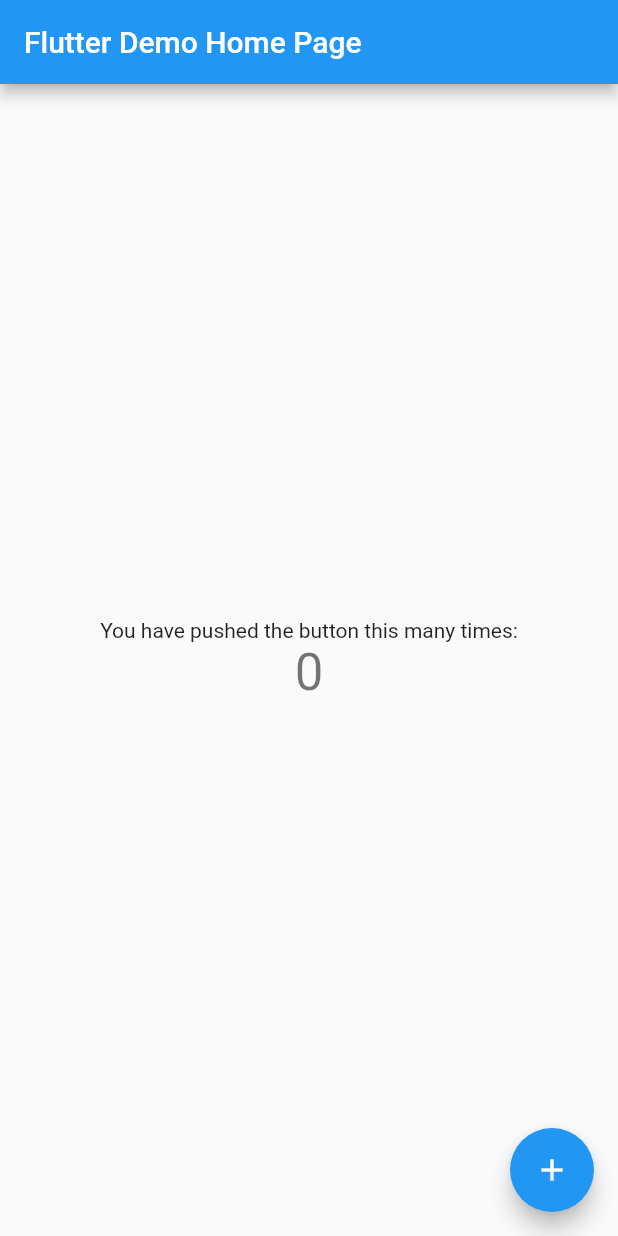
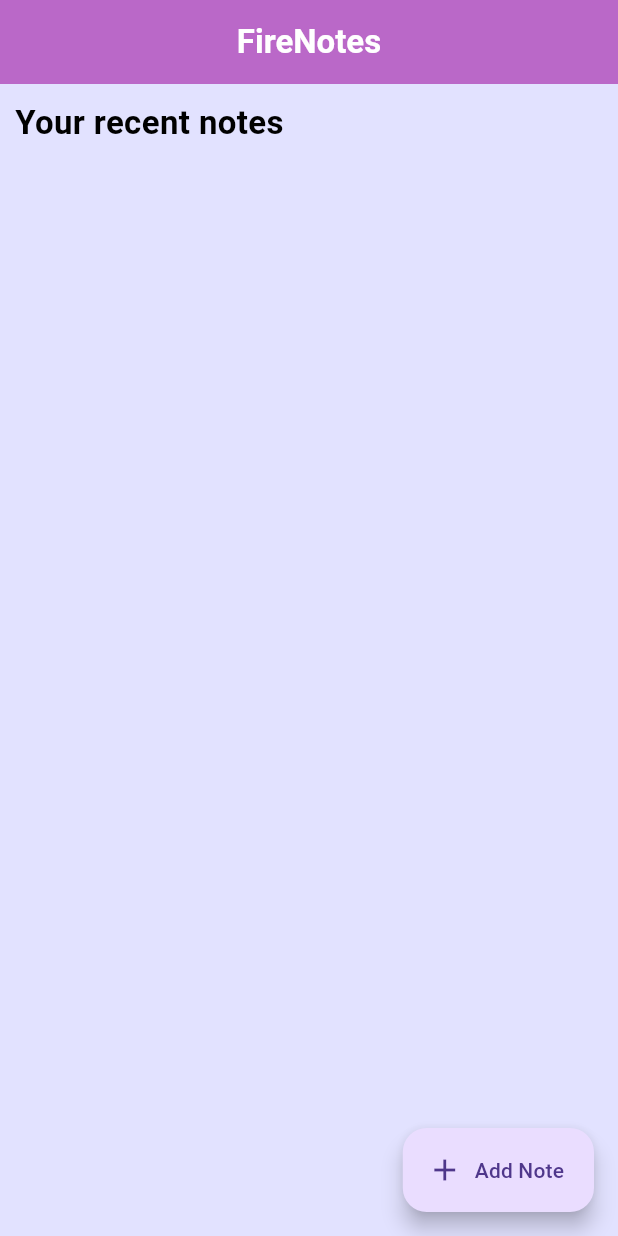
Before and after one commit to Priyanshu-Patra222/todo-app, a Flutter app: the screen it shows after launch, on a phone screen of 412 x 824 dp. Run offline on Flutter 3.47's test engine with Material 2 defaults, Android fonts, the phone set to English and light mode, and no system bars; our stand-ins replace cloud_firestore, firebase_core, google_fonts; accounts and stored records are empty.

```diff
--- a/lib/main.dart
+++ b/lib/main.dart
@@ -1,6 +1,5 @@
-import 'package:flutter/material.dart';
-import 'package:firebase_core/firebase_core.dart';
-import 'package:todo_app/firebase_options.dart';
+import 'package:todo_app/screens/homescreen.dart';
+import 'package:todo_app/utilities/import.dart';
 
 Future<void> main() async {
   WidgetsFlutterBinding.ensureInitialized();
@@ -17,103 +16,25 @@ class MyApp extends StatelessWidget {
     return MaterialApp(
       title: 'Flutter Demo',
       theme: ThemeData(
-        // This is the theme of your application.
-        //
-        // Try running your application with "flutter run". You'll see the
-        // application has a blue toolbar. Then, without quitting the app, try
-        // changing the primarySwatch below to Colors.green and then invoke
-        // "hot reload" (press "r" in the console where you ran "flutter run",
-        // or simply save your changes to "hot reload" in a Flutter IDE).
-        // Notice that the counter didn't reset back to zero; the application
-        // is not restarted.
+        useMaterial3: true,
         primarySwatch: Colors.blue,
       ),
-      home: const MyHomePage(title: 'Flutter Demo Home Page'),
+      debugShowCheckedModeBanner: false,
+      home: const MyHomePage(),
     );
   }
 }
 
 class MyHomePage extends StatefulWidget {
-  const MyHomePage({super.key, required this.title});
-
-  // This widget is the home page of your application. It is stateful, meaning
-  // that it has a State object (defined below) that contains fields that affect
-  // how it looks.
-
-  // This class is the configuration for the state. It holds the values (in this
-  // case the title) provided by the parent (in this case the App widget) and
-  // used by the build method of the State. Fields in a Widget subclass are
-  // always marked "final".
-
-  final String title;
+  const MyHomePage({super.key});
 
   @override
   State<MyHomePage> createState() => _MyHomePageState();
 }
 
 class _MyHomePageState extends State<MyHomePage> {
-  int _counter = 0;
-
-  void _incrementCounter() {
-    setState(() {
-      // This call to setState tells the Flutter framework that something has
-      // changed in this State, which causes it to rerun the build method below
-      // so that the display can reflect the updated values. If we changed
-      // _counter without calling setState(), then the build method would not be
-      // called again, and so nothing would appear to happen.
-      _counter++;
-    });
-  }
-
   @override
   Widget build(BuildContext context) {
-    // This method is rerun every time setState is called, for instance as done
-    // by the _incrementCounter method above.
-    //
-    // The Flutter framework has been optimized to make rerunning build methods
-    // fast, so that you can just rebuild anything that needs updating rather
-    // than having to individually change instances of widgets.
-    return Scaffold(
-      appBar: AppBar(
-        // Here we take the value from the MyHomePage object that was created by
-        // the App.build method, and use it to set our appbar title.
-        title: Text(widget.title),
-      ),
-      body: Center(
-        // Center is a layout widget. It takes a single child and positions it
-        // in the middle of the parent.
-        child: Column(
-          // Column is also a layout widget. It takes a list of children and
-          // arranges them vertically. By default, it sizes itself to fit its
-          // children horizontally, and tries to be as tall as its parent.
-          //
-          // Invoke "debug painting" (press "p" in the console, choose the
-          // "Toggle Debug Paint" action from the Flutter Inspector in Android
-          // Studio, or the "Toggle Debug Paint" command in Visual Studio Code)
-          // to see the wireframe for each widget.
-          //
-          // Column has various properties to control how it sizes itself and
-          // how it positions its children. Here we use mainAxisAlignment to
-          // center the children vertically; the main axis here is the vertical
-          // axis because Columns are vertical (the cross axis would be
-          // horizontal).
-          mainAxisAlignment: MainAxisAlignment.center,
-          children: <Widget>[
-            const Text(
-              'You have pushed the button this many times:',
-            ),
-            Text(
-              '$_counter',
-              style: Theme.of(context).textTheme.headlineMedium,
-            ),
-          ],
-        ),
-      ),
-      floatingActionButton: FloatingActionButton(
-        onPressed: _incrementCounter,
-        tooltip: 'Increment',
-        child: const Icon(Icons.add),
-      ), // This trailing comma makes auto-formatting nicer for build methods.
-    );
+    return const HomeScreen();
   }
 }
--- /dev/null
+++ b/lib/screens/homescreen.dart
@@ -0,0 +1,127 @@
+import 'package:cloud_firestore/cloud_firestore.dart';
+import 'package:todo_app/screens/note_editor.dart';
+import 'package:todo_app/screens/note_reader.dart';
+import 'package:todo_app/utilities/import.dart';
+import 'package:todo_app/widgets/note_card.dart';
+
+class HomeScreen extends StatefulWidget {
+  const HomeScreen({super.key});
+
+  @override
+  State<HomeScreen> createState() => _HomeScreenState();
+}
+
+class _HomeScreenState extends State<HomeScreen> {
+  @override
+  Widget build(BuildContext context) {
+    SizeConfig().init(context);
+    return Scaffold(
+      backgroundColor: kBgColor,
+      appBar: AppBar(
+        elevation: 0.0,
+        title: const Text(
+          'FireNotes',
+          style: TextStyle(
+            color: Colors.white,
+            fontWeight: FontWeight.bold,
+          ),
+        ),
+        centerTitle: true,
+        backgroundColor: Colors.purple.shade300,
+      ),
+      body: Padding(
+        padding: const EdgeInsets.all(10.0),
+        child: Column(
+          mainAxisAlignment: MainAxisAlignment.start,
+          crossAxisAlignment: CrossAxisAlignment.start,
+          children: [
+            const Text(
+              'Your recent notes',
+              style: TextStyle(
+                color: Colors.black,
+                fontWeight: FontWeight.bold,
+                fontSize: 22,
+              ),
+            ),
+            SizedBox(
+              height: getDeviceHeight(20),
+            ),
+            Expanded(
+              child: StreamBuilder<QuerySnapshot>(
+                stream:
+                    FirebaseFirestore.instance.collection("Notes").snapshots(),
+                builder: (context, AsyncSnapshot<QuerySnapshot> snapshot) {
+                  //checking the connection state
+                  if (snapshot.connectionState == ConnectionState.waiting) {
+                    return const Center(
+                      child: CircularProgressIndicator(),
+                    );
+                  }
+                  if (snapshot.hasData) {
+                    return GridView(
+                      gridDelegate:
+                          const SliverGridDelegateWithFixedCrossAxisCount(
+                        crossAxisCount: 2,
+                      ),
+                      children: snapshot.data!.docs
+                          .map(
+                            (note) => noteCard(
+                              onTap: () {
+                                Navigator.push(
+                                  context,
+                                  MaterialPageRoute(
+                                    builder: (context) => NoteReaderScreen(
+                                      note,
+                                    ),
+                                  ),
+                                );
+                              },
+                              doc: note,
+                            ),
+                          )
+                          .toList(),
+                    );
+                  } else {
+                    return Center(
+                      child: Text(
+                        "No Notes",
+                        style: GoogleFonts.nunito(
+                          color: Colors.white,
+                        ),
+                      ),
+                    );
+                  }
+                },
+              ),
+            ),
+          ],
+        ),
+      ),
+      floatingActionButton: FloatingActionButton.extended(
+        onPressed: () {
+          Navigator.push(
+            context,
+            MaterialPageRoute(
+              builder: (context) => const NoteEditorScreen(),
+            ),
+          );
+        },
+        icon: const Icon(Icons.add),
+        label: const Text('Add Note'),
+      ),
+    );
+  }
+}
+
+// extension Padding on num {
+//   SizedBox get ph => SizedBox(
+//         height: getDeviceHeight(
+//           toDouble(),
+//         ),
+//       );
+//   SizedBox get pw => SizedBox(
+//         width: getDeviceWidth(
+//           toDouble(),
+//         ),
+//       );
+// }
--- a/lib/utilities/constants.dart
+++ b/lib/utilities/constants.dart
@@ -40,7 +40,7 @@ TextStyle kContentStyle = GoogleFonts.nunito(
   fontSize: getDeviceWidth(16),
   fontWeight: FontWeight.normal,
 );
-TextStyle kDateTitleStyle = GoogleFonts.roboto(
+TextStyle kDateTimeStyle = GoogleFonts.roboto(
   fontSize: getDeviceWidth(13),
   fontWeight: FontWeight.w500 ,
 );
--- a/lib/utilities/import.dart
+++ b/lib/utilities/import.dart
@@ -15,3 +15,5 @@ export 'package:todo_app/utilities/showSnackBar.dart';
 
 //dependencies
 export 'package:google_fonts/google_fonts.dart';
+export 'package:firebase_core/firebase_core.dart';
+export 'package:todo_app/firebase_options.dart';
```
Also changed, not shown: lib/screens/note_editor.dart (added, +92 -0 lines), lib/screens/note_reader.dart (added, +56 -0 lines), lib/widgets/note_card.dart (added, +43 -0 lines), 2 other files.
